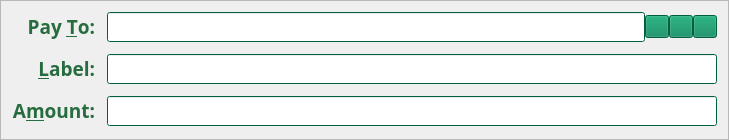
Qt form src/qt/forms/sendcoinsentry.ui (m1ari/EverGreenCoin) before a commit.
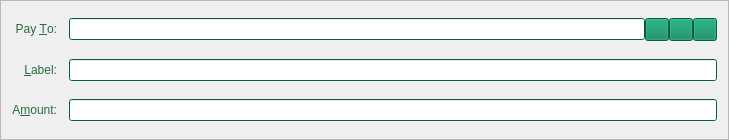
The same form after that commit. Icons and pictures are not drawn. Custom widgets are drawn as their Qt base class.

Commit message: Remove Typola

```diff
--- a/src/qt/forms/sendcoinsentry.ui
+++ b/src/qt/forms/sendcoinsentry.ui
@@ -448,21 +448,8 @@
          </disabled>
         </palette>
        </property>
-       <property name="font">
-        <font>
-         <family>Typola</family>
-         <pointsize>11</pointsize>
-         <weight>75</weight>
-         <bold>true</bold>
-         <stylestrategy>PreferAntialias</stylestrategy>
-        </font>
-       </property>
        <property name="toolTip">
-        <string>Enter a label for this address to add it to your address book</string>
-       </property>
-       <property name="styleSheet">
-        <string notr="true">QLabel { font: 11pt &quot;Typola&quot;; }
-QLabel { font-weight: 900; }</string>
+        <string>Enter a label for this address to add it to your account address book</string>
        </property>
       </widget>
      </item>
@@ -885,19 +872,6 @@
        </disabled>
       </palette>
      </property>
-     <property name="font">
-      <font>
-       <family>Typola</family>
-       <pointsize>14</pointsize>
-       <weight>99</weight>
-       <italic>false</italic>
-       <bold>true</bold>
-      </font>
-     </property>
-     <property name="styleSheet">
-      <string notr="true">QLabel { font: 14pt &quot;Typola&quot;; }
-QLabel { font-weight: 900; }</string>
-     </property>
      <property name="text">
       <string>&lt;html&gt;&lt;head/&gt;&lt;body&gt;&lt;p&gt;&lt;span style=&quot; color:#266C3F;&quot;&gt;&amp;amp;Label:&lt;/span&gt;&lt;/p&gt;&lt;/body&gt;&lt;/html&gt;</string>
      </property>
@@ -1326,19 +1300,6 @@
        </disabled>
       </palette>
      </property>
-     <property name="font">
-      <font>
-       <family>Typola</family>
-       <pointsize>14</pointsize>
-       <weight>99</weight>
-       <italic>false</italic>
-       <bold>true</bold>
-      </font>
-     </property>
-     <property name="styleSheet">
-      <string notr="true">QLabel { font: 14pt &quot;Typola&quot;; }
-QLabel { font-weight: 900; }</string>
-     </property>
      <property name="text">
       <string>&lt;html&gt;&lt;head/&gt;&lt;body&gt;&lt;p&gt;&lt;span style=&quot; color:#266C3F;&quot;&gt;A&amp;amp;mount:&lt;/span&gt;&lt;/p&gt;&lt;/body&gt;&lt;/html&gt;</string>
      </property>
@@ -1767,19 +1728,6 @@
        </disabled>
       </palette>
      </property>
-     <property name="font">
-      <font>
-       <family>Typola</family>
-       <pointsize>14</pointsize>
-       <weight>99</weight>
-       <italic>false</italic>
-       <bold>true</bold>
-      </font>
-     </property>
-     <property name="styleSheet">
-      <string notr="true">QLabel { font: 14pt &quot;Typola&quot;; }
-QLabel { font-weight: 900; }</string>
-     </property>
      <property name="text">
       <string>&lt;html&gt;&lt;head/&gt;&lt;body&gt;&lt;p&gt;&lt;span style=&quot; color:#266C3F;&quot;&gt;Pay &amp;amp;To:&lt;/span&gt;&lt;/p&gt;&lt;/body&gt;&lt;/html&gt;</string>
      </property>
@@ -2213,22 +2161,9 @@
          </disabled>
         </palette>
        </property>
-       <property name="font">
-        <font>
-         <family>Typola</family>
-         <pointsize>11</pointsize>
-         <weight>75</weight>
-         <bold>true</bold>
-         <stylestrategy>PreferAntialias</stylestrategy>
-        </font>
-       </property>
        <property name="toolTip">
         <string>The EGC address to send the payment to  (e.g. EdFwYw4Mo2Zq6CFM2yNJgXvE2DTJxgdBRX)</string>
        </property>
-       <property name="styleSheet">
-        <string notr="true">QLabel { font: 11pt &quot;Typola&quot;; }
-QLabel { font-weight: 900; }</string>
-       </property>
        <property name="maxLength">
         <number>34</number>
        </property>
@@ -2651,14 +2586,6 @@
          </disabled>
         </palette>
        </property>
-       <property name="font">
-        <font>
-         <family>Typola</family>
-         <weight>50</weight>
-         <bold>false</bold>
-         <stylestrategy>PreferAntialias</stylestrategy>
-        </font>
-       </property>
        <property name="toolTip">
         <string>Choose address from address book</string>
        </property>
@@ -3091,14 +3018,6 @@
          </disabled>
         </palette>
        </property>
-       <property name="font">
-        <font>
-         <family>Typola</family>
-         <weight>50</weight>
-         <bold>false</bold>
-         <stylestrategy>PreferAntialias</stylestrategy>
-        </font>
-       </property>
        <property name="toolTip">
         <string>Paste address from clipboard</string>
        </property>
@@ -3531,14 +3450,6 @@
          </disabled>
         </palette>
        </property>
-       <property name="font">
-        <font>
-         <family>Typola</family>
-         <weight>50</weight>
-         <bold>false</bold>
-         <stylestrategy>PreferAntialias</stylestrategy>
-        </font>
-       </property>
        <property name="toolTip">
         <string>Remove this recipient</string>
        </property>
@@ -3982,25 +3893,12 @@
        </disabled>
       </palette>
      </property>
-     <property name="font">
-      <font>
-       <family>Typola</family>
-       <pointsize>11</pointsize>
-       <weight>75</weight>
-       <bold>true</bold>
-       <stylestrategy>PreferAntialias</stylestrategy>
-      </font>
-     </property>
      <property name="toolTip">
         <string>Amount to send</string>
      </property>
      <property name="autoFillBackground">
       <bool>false</bool>
      </property>
-     <property name="styleSheet">
-      <string notr="true">QLabel { font: 11pt &quot;Typola&quot;; }
-QLabel { font-weight: 900; }</string>
-     </property>
     </widget>
    </item>
   </layout>
```
The commit also changes 20 other files.
